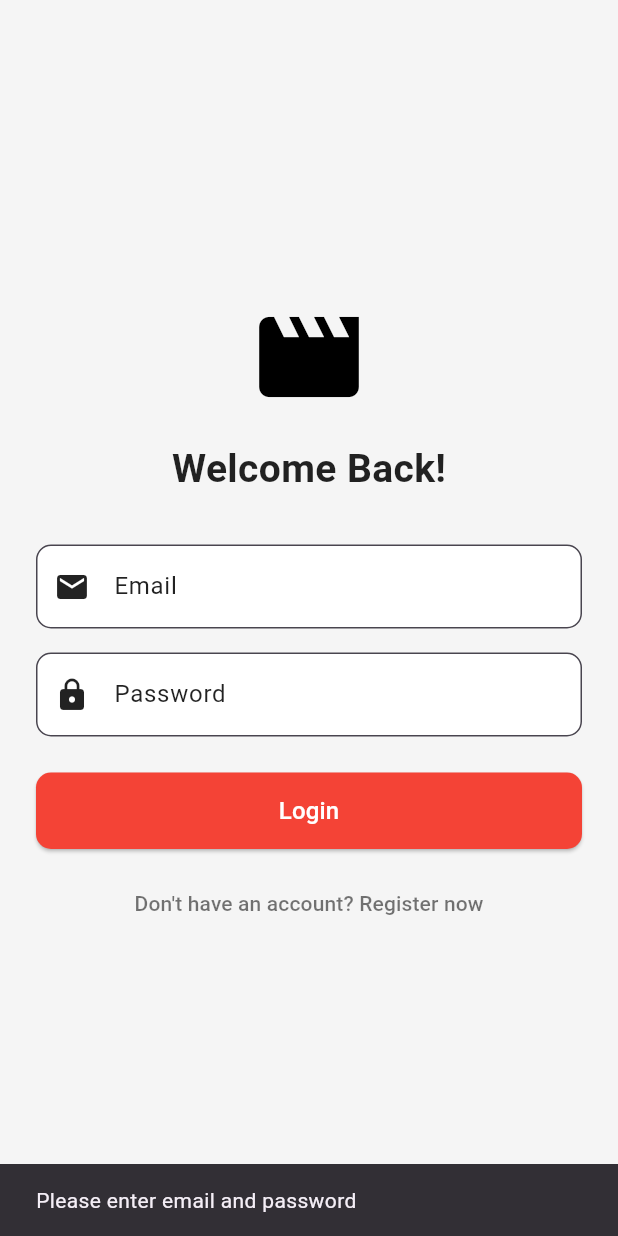
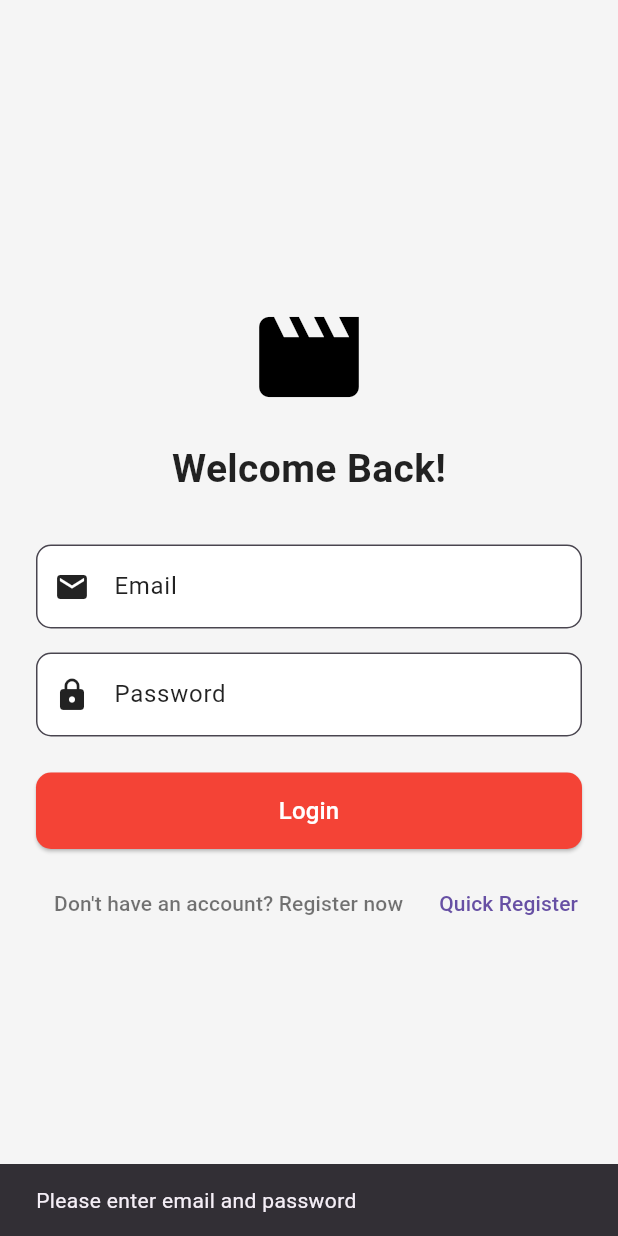
Before and after one commit to Dhakshina05/movie_app, a Flutter app: the screen it shows after launch, after a tap on "Login", on a phone screen of 412 x 824 dp. Run offline on Flutter 3.47's test engine with Material 3 defaults, Android fonts, the phone set to English and light mode, and no system bars; our stand-ins replace carousel_slider, firebase_auth, firebase_core, google_fonts, youtube_player_flutter; accounts and stored records are empty; network calls fail.

Commit message:
newly added

```diff
--- a/lib/data/user_data.dart
+++ b/lib/data/user_data.dart
@@ -2,7 +2,7 @@
 
 class UserData {
   static final List<Map<String, String>> users = [
-    {"username": "john", "password": "john123"},
+    {"username": "john123@gmail.com", "password": "john123"},
     {"username": "alice", "password": "alice456"},
     {"username": "bob", "password": "bob789"},
     {"username": "admin", "password": "admin123"},
--- a/lib/main.dart
+++ b/lib/main.dart
@@ -6,11 +6,13 @@ import 'package:movie_app/screens/login_screen.dart';
 import 'package:movie_app/screens/register_screen.dart';
 import 'firebase_options.dart';
 import 'package:movie_app/screens/splash_screen.dart';
+import 'firebase_options.dart';
 
 final ValueNotifier<ThemeMode> themeNotifier = ValueNotifier(ThemeMode.light);
 
 
 Future<void> main() async {
+  WidgetsFlutterBinding.ensureInitialized();
   await Firebase.initializeApp(
     options: DefaultFirebaseOptions.currentPlatform,
   );
@@ -27,7 +29,7 @@ class MyApp extends StatelessWidget{
       builder: (context, ThemeMode currentMode, _) {
         return MaterialApp(
           debugShowCheckedModeBanner: false,
-          // title: 'LOVE',
+           title: 'LOVE',
 
           theme: ThemeData().copyWith(
             appBarTheme: const AppBarTheme(backgroundColor: Colors.red),
--- a/lib/screens/login_screen.dart
+++ b/lib/screens/login_screen.dart
@@ -1,3 +1,4 @@
+import 'package:firebase_auth/firebase_auth.dart';
 import 'package:flutter/material.dart';
 
 class LoginScreen extends StatefulWidget {
@@ -11,21 +12,122 @@ class _LoginScreenState extends State<LoginScreen> {
   final TextEditingController _emailController = TextEditingController();
   final TextEditingController _passwordController = TextEditingController();
 
-  void _login() {
+  bool _isLoading = false;
+
+  // Helper to show SnackBar
+  void showSnackBar(String message) {
+    if (!mounted) return;
+    ScaffoldMessenger.of(context).showSnackBar(
+      SnackBar(content: Text(message)),
+    );
+  }
+
+  // Login method with improved error logging
+  Future<void> _login() async {
     final email = _emailController.text.trim();
     final password = _passwordController.text.trim();
 
+    print("Email:$email");
+    print("Password:$password");
+
     if (email.isEmpty || password.isEmpty) {
-      ScaffoldMessenger.of(context).showSnackBar(
-        const SnackBar(content: Text('Please enter email and password')),
-      );
+      showSnackBar('Please enter email and password');
       return;
     }
 
-    ScaffoldMessenger.of(context).showSnackBar(
-      const SnackBar(content: Text('Logged in successfully')),
+    setState(() => _isLoading = true);
+
+    try {
+      final userCred = await FirebaseAuth.instance.signInWithEmailAndPassword(
+        email: email,
+        password: password,
       );
+
+      print('Signed in: ${userCred.user?.uid}');
+      showSnackBar('Logged in successfully');
+      if (!mounted) return;
       Navigator.pushReplacementNamed(context, '/home');
+    } on FirebaseAuthException catch (e) {
+      // Print exact code/message — paste this output if you need more help
+      print('FirebaseAuthException: code=${e.code} message=${e.message}');
+
+      String errorMessage;
+      switch (e.code) {
+        case 'user-not-found':
+          errorMessage = 'No user found for that email.';
+          break;
+        case 'wrong-password':
+          errorMessage = 'Incorrect password.';
+          break;
+        case 'invalid-email':
+          errorMessage = 'The email address is not valid.';
+          break;
+        case 'network-request-failed':
+          errorMessage = 'No internet connection.';
+          break;
+        case 'invalid-credential':
+        case 'invalid-verification-code':
+        case 'invalid-verification-id':
+          errorMessage = 'The supplied auth credential is invalid or expired.';
+          break;
+        default:
+          errorMessage = e.message ?? 'Login failed';
+      }
+      print('Login failed: $errorMessage');
+      showSnackBar(errorMessage);
+    } catch (e, st) {
+      print('Other login error: $e\n$st');
+      showSnackBar('An unknown error occurred');
+    } finally {
+      if (mounted) setState(() => _isLoading = false);
+    }
+  }
+
+  // Register helper — use this to create user for testing
+  Future<void> registerEmail(String email, String password) async {
+    if (email.isEmpty || password.isEmpty) {
+      showSnackBar('Please enter email and password to register');
+      return;
+    }
+
+    setState(() => _isLoading = true);
+
+    try {
+      final userCred = await FirebaseAuth.instance
+          .createUserWithEmailAndPassword(email: email, password: password);
+
+      print('Registered: ${userCred.user?.uid}');
+      showSnackBar('Registered successfully. You can now log in.');
+    } on FirebaseAuthException catch (e) {
+      print('Register FirebaseAuthException: code=${e.code} message=${e.message}');
+      String errorMessage;
+      switch (e.code) {
+        case 'email-already-in-use':
+          errorMessage = 'This email is already in use.';
+          break;
+        case 'invalid-email':
+          errorMessage = 'The email address is not valid.';
+          break;
+        case 'weak-password':
+          errorMessage = 'The password is too weak (min 6 chars).';
+          break;
+        default:
+          errorMessage = e.message ?? 'Registration failed';
+      }
+      showSnackBar(errorMessage);
+    } catch (e, st) {
+      print('Other register error: $e\n$st');
+      showSnackBar('An unknown error occurred during registration');
+    } finally {
+      if (mounted) setState(() => _isLoading = false);
+    }
+  }
+
+  @override
+  void dispose() {
+    _emailController.dispose();
+    _passwordController.dispose();
+    super.dispose();
   }
 
   @override
@@ -40,7 +142,11 @@ class _LoginScreenState extends State<LoginScreen> {
           child: Column(
             mainAxisAlignment: MainAxisAlignment.center,
             children: [
-              Icon(Icons.movie, size: 80, color: isDark ? Colors.red : Colors.black),
+              Icon(
+                Icons.movie,
+                size: 80,
+                color: isDark ? Colors.red : Colors.black,
+              ),
               const SizedBox(height: 16),
               Text(
                 'Welcome Back!',
@@ -51,62 +157,101 @@ class _LoginScreenState extends State<LoginScreen> {
                 ),
               ),
               const SizedBox(height: 32),
-
               TextField(
                 controller: _emailController,
                 style: TextStyle(color: isDark ? Colors.white : Colors.black),
                 decoration: InputDecoration(
                   labelText: 'Email',
-                  labelStyle: TextStyle(color: isDark ? Colors.white70 : Colors.black87),
-                  prefixIcon: Icon(Icons.email, color: isDark ? Colors.white70 : Colors.black87),
+                  labelStyle: TextStyle(
+                    color: isDark ? Colors.white70 : Colors.black87,
+                  ),
+                  prefixIcon: Icon(
+                    Icons.email,
+                    color: isDark ? Colors.white70 : Colors.black87,
+                  ),
                   filled: true,
                   fillColor: isDark ? Colors.grey[850] : Colors.white,
-                  border: OutlineInputBorder(borderRadius: BorderRadius.circular(10)),
+                  border: OutlineInputBorder(
+                    borderRadius: BorderRadius.circular(10),
                   ),
                 ),
+                keyboardType: TextInputType.emailAddress,
+              ),
               const SizedBox(height: 16),
-
               TextField(
                 controller: _passwordController,
                 obscureText: true,
                 style: TextStyle(color: isDark ? Colors.white : Colors.black),
                 decoration: InputDecoration(
                   labelText: 'Password',
-                  labelStyle: TextStyle(color: isDark ? Colors.white70 : Colors.black87),
-                  prefixIcon: Icon(Icons.lock, color: isDark ? Colors.white70 : Colors.black87),
+                  labelStyle: TextStyle(
+                    color: isDark ? Colors.white70 : Colors.black87,
+                  ),
+                  prefixIcon: Icon(
+                    Icons.lock,
+                    color: isDark ? Colors.white70 : Colors.black87,
+                  ),
                   filled: true,
                   fillColor: isDark ? Colors.grey[850] : Colors.white,
-                  border: OutlineInputBorder(borderRadius: BorderRadius.circular(10)),
+                  border: OutlineInputBorder(
+                    borderRadius: BorderRadius.circular(10),
+                  ),
                 ),
               ),
               const SizedBox(height: 24),
-
               SizedBox(
                 width: double.infinity,
                 child: ElevatedButton(
-                  onPressed: _login,
+                  onPressed: _isLoading ? null : _login,
                   style: ElevatedButton.styleFrom(
                     backgroundColor: Colors.red,
                     padding: const EdgeInsets.symmetric(vertical: 14),
-                    shape: RoundedRectangleBorder(borderRadius: BorderRadius.circular(10)),
+                    shape: RoundedRectangleBorder(
+                      borderRadius: BorderRadius.circular(10),
                     ),
-                  child: const Text(
+                  ),
+                  child: _isLoading
+                      ? const SizedBox(
+                          height: 18,
+                          width: 18,
+                          child: CircularProgressIndicator(
+                            strokeWidth: 2,
+                            valueColor: AlwaysStoppedAnimation<Color>(Colors.white),
+                          ),
+                        )
+                      : const Text(
                           'Login',
                           style: TextStyle(fontSize: 16, color: Colors.white),
                         ),
                 ),
               ),
-
               const SizedBox(height: 12),
-
+              Row(
+                mainAxisAlignment: MainAxisAlignment.center,
+                children: [
                   TextButton(
                     onPressed: () {
                       Navigator.pushNamed(context, '/register');
                     },
                     child: Text(
                       "Don't have an account? Register now",
-                  style: TextStyle(color: isDark ? Colors.white70 : Colors.black54),
+                      style: TextStyle(
+                        color: isDark ? Colors.white70 : Colors.black54,
                       ),
+                    ),
+                  ),
+                  // For quick testing: a small Register button that uses current fields.
+                  // Remove or hide in production; useful to create the test user quickly.
+                  TextButton(
+                    onPressed: _isLoading
+                        ? null
+                        : () => registerEmail(
+                              _emailController.text.trim(),
+                              _passwordController.text.trim(),
+                            ),
+                    child: const Text('Quick Register'),
+                  ),
+                ],
               ),
             ],
           ),
```
Lines whose indentation alone changed are shown as unchanged.
